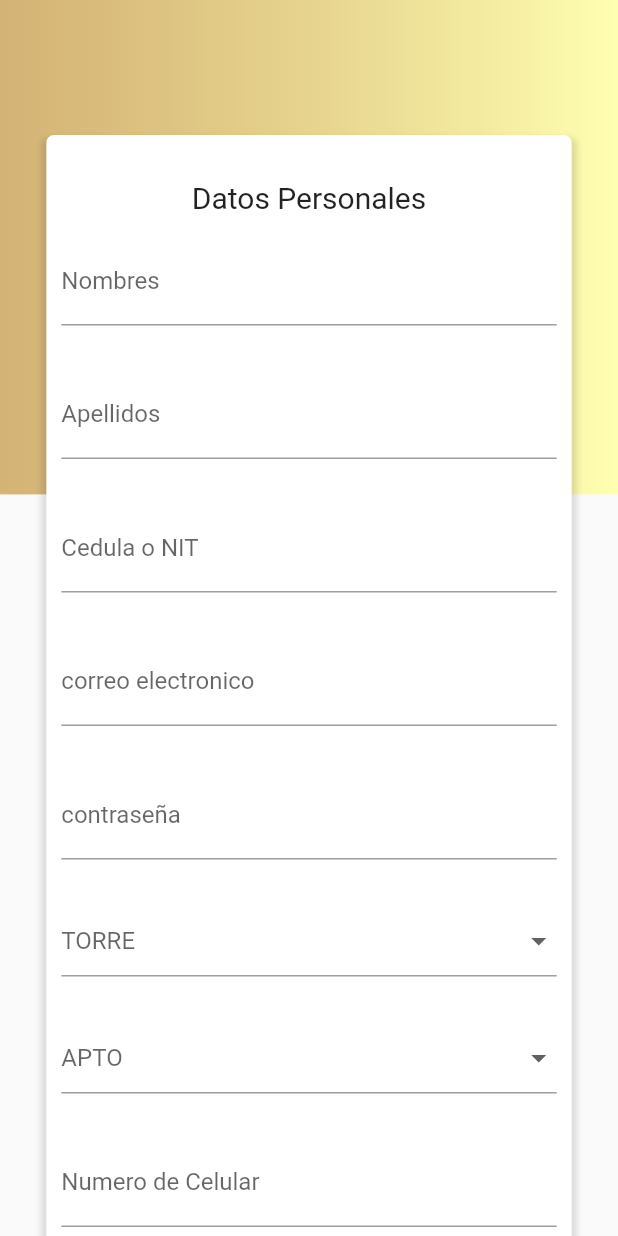
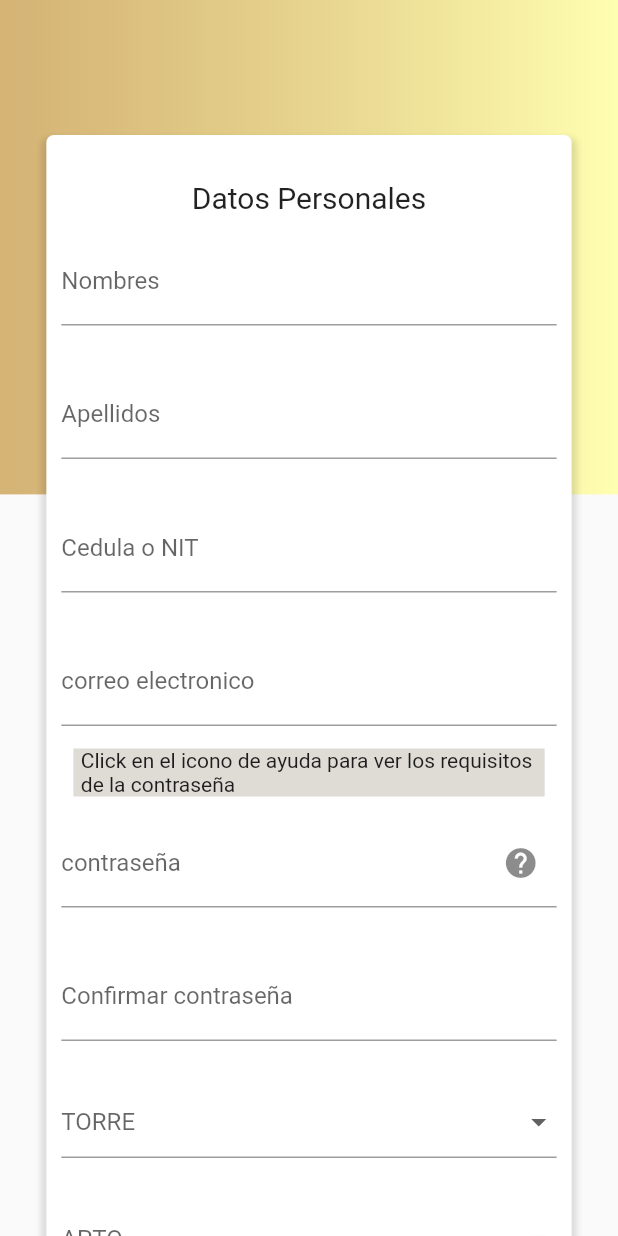
Before and after one commit to MelissaMashiro/Next-To-Manager, a Flutter app: the RegistrationPage screen opened by its route, on a phone screen of 412 x 824 dp. Run offline on Flutter 3.47's test engine with Material 2 defaults, Android fonts, the phone set to English and light mode, and no system bars; our stand-ins replace fluttertoast, modal_progress_hud, shared_preferences; accounts and stored records are empty.

Commit message:
validacion contraseña segura y confirmacion de contraseña

```diff
--- a/lib/components/recursos/LoginField.dart
+++ b/lib/components/recursos/LoginField.dart
@@ -26,7 +26,7 @@ class MyLoginField extends StatelessWidget {
       child: TextField(
         controller: controller,
         style: TextStyle(color: Colors.grey),
-        cursorColor: Colors.white,
+        cursorColor: Colors.black,
         onChanged: onChanged,
         obscureText: obscureText,
         textAlign: TextAlign.center,
--- a/lib/main.dart
+++ b/lib/main.dart
@@ -1,4 +1,5 @@
 import 'dart:io';
+
 import 'package:flutter/material.dart';
 import 'package:next_to_manager/constants.dart';
 import 'package:next_to_manager/pages/admin/LoginAdministrador_page.dart';
--- a/lib/pages/residente/CrearSolicitud_page.dart
+++ b/lib/pages/residente/CrearSolicitud_page.dart
@@ -105,6 +105,10 @@ class _CrearSolicitudPageState extends State<CrearSolicitudPage> {
     return Container(
       padding: EdgeInsets.symmetric(vertical: 15.0, horizontal: 10.0),
       child: TextFormField(
+        validator: (val) {
+          if (val.isEmpty) return 'Empty';
+          return null; //sino esta vacio, retorne null
+        },
         controller: controlDescripcion,
         maxLines: 8,
         decoration: InputDecoration.collapsed(
--- a/lib/pages/residente/Registration_page.dart
+++ b/lib/pages/residente/Registration_page.dart
@@ -23,7 +23,8 @@ class _RegistrationPageState extends State<RegistrationPage> {
   TextEditingController controlEmail = new TextEditingController();
   TextEditingController controlCedula = new TextEditingController();
   TextEditingController controlPassword = new TextEditingController();
-
+  TextEditingController controlConfirPassword = new TextEditingController();
+  bool mostrarRequisitosPw = false;
   String torreSeleccionada;
   String apartamentoSeleccionado;
   bool validateRegistro = false;
@@ -82,7 +83,9 @@ class _RegistrationPageState extends State<RegistrationPage> {
               _crearApellido(),
               _crearCedula(),
               _crearEmail(),
+              _mostrarPasswordRequisits(),
               _crearPassword(),
+              _crearConfirmacionPassword(),
               _crearTorre(),
               _crearApartamento(),
               _crearTelefono(),
@@ -157,6 +160,32 @@ class _RegistrationPageState extends State<RegistrationPage> {
     );
   }
 
+  Widget _mostrarPasswordRequisits() {
+    if (mostrarRequisitosPw == true) {
+      return Padding(
+        padding: const EdgeInsets.symmetric(horizontal: 18.0),
+        child: Container(
+          padding: EdgeInsets.symmetric(horizontal: 5.0),
+          width: double.infinity,
+          color: Color(0xFFDFDCD6),
+          child: Text(
+              "La contraseña debe tener al menos: \n * Mínimo 6 caracteres \n * 1 Letra mayúscula\n * 1 Letra en minúscula\n * 1 número \n * 1 Caracter especial"),
+        ),
+      );
+    } else {
+      return Padding(
+        padding: const EdgeInsets.symmetric(horizontal: 18.0),
+        child: Container(
+          padding: EdgeInsets.symmetric(horizontal: 5.0),
+          width: double.infinity,
+          color: Color(0xFFDFDCD6),
+          child: Text(
+              'Click en el icono de ayuda para ver los requisitos de la contraseña'),
+        ),
+      );
+    }
+  }
+
   Widget _crearPassword() {
     return Container(
       padding: EdgeInsets.symmetric(vertical: 15.0, horizontal: 10.0),
@@ -166,12 +195,38 @@ class _RegistrationPageState extends State<RegistrationPage> {
         obscureText: true,
         decoration: InputDecoration(
           labelText: 'contraseña',
+          suffixIcon: IconButton(
+            onPressed: () {
+              setState(() {
+                mostrarRequisitosPw = true;
+              });
+            },
+            icon: Icon(Icons.help),
+          ),
         ),
-        validator: validatePassword,
+        validator: isPasswordCompliant,
         onSaved: (String val) {
           _password = val;
         },
       ),
+    );
+  }
+
+  Widget _crearConfirmacionPassword() {
+    return Container(
+      padding: EdgeInsets.symmetric(vertical: 15.0, horizontal: 10.0),
+      child: TextFormField(
+          controller: controlConfirPassword,
+          keyboardType: TextInputType.text,
+          obscureText: true,
+          decoration: InputDecoration(
+            labelText: 'Confirmar contraseña',
+          ),
+          validator: (val) {
+            if (val.isEmpty) return 'Empty';
+            if (val != controlPassword.text) return 'Not Match';
+            return null;
+          }),
     );
   }
 
@@ -254,6 +309,7 @@ class _RegistrationPageState extends State<RegistrationPage> {
       elevation: 0.0,
       color: Colors.yellow.shade200,
       onPressed: () {
+        mostrarRequisitosPw = false;
         _validateInputs();
         //print(controlNombres);
       },
```
Also changed, not shown: lib/components/recursos/metodosValidacion.dart (+26 -1 lines), lib/pages/LoginSelect_page.dart (+6 -1 lines), lib/pages/residente/LoginResidente_page.dart (+7 -3 lines), lib/pages/residente/homeResidente_page.dart (+6 -5 lines).
